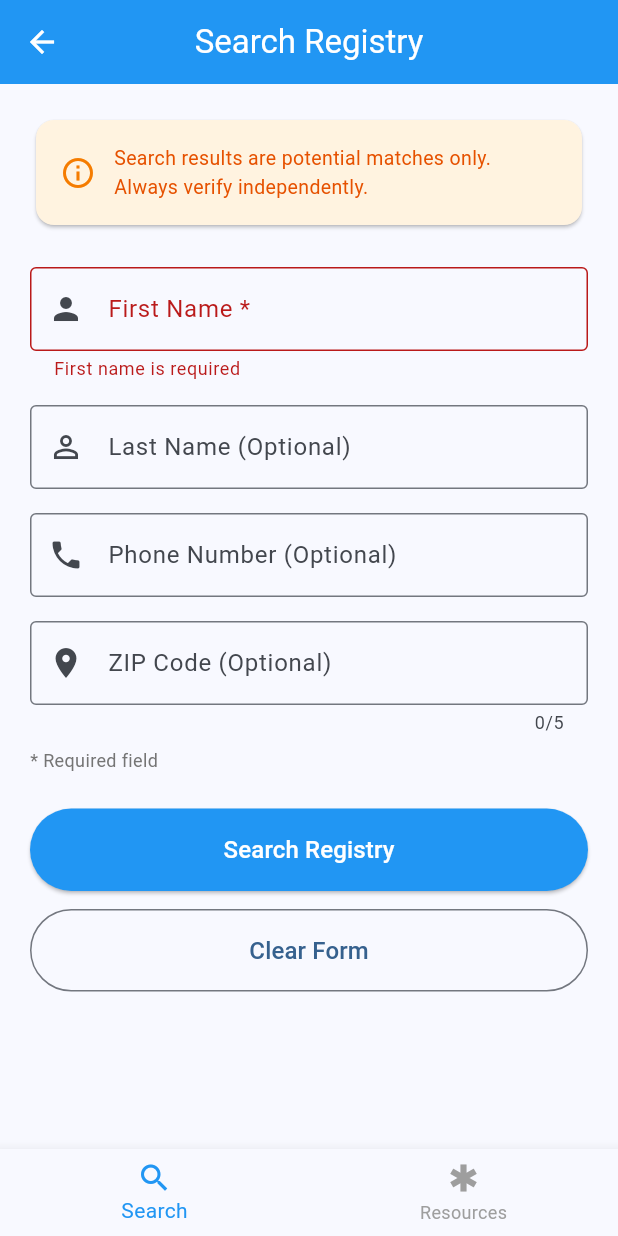
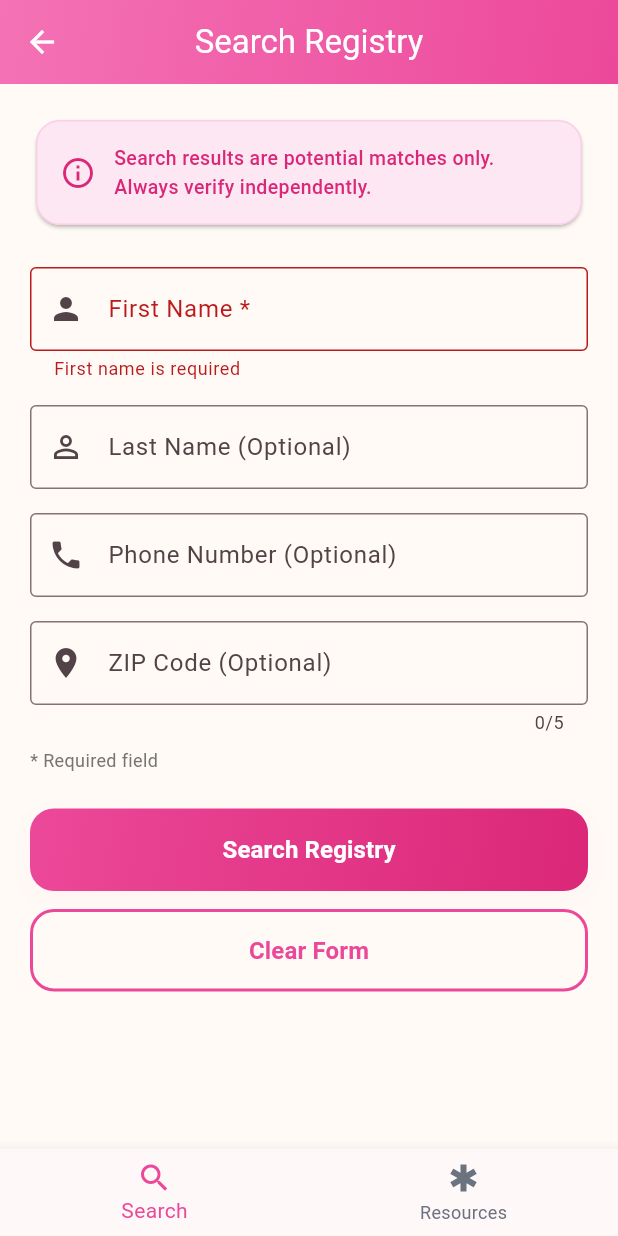
Before and after one commit to bobbyburns1989/redflag, a Flutter app: the HomeScreen screen opened by its route, after a tap on "Search Registry", on a phone screen of 412 x 824 dp. Run offline on Flutter 3.47's test engine with Material 3 defaults, Android fonts, the phone set to English and light mode, and no system bars.

Commit message:
Transform app to feminine pink aesthetic
Major visual redesign:
- Created comprehensive pink color palette (AppColors) with primary pink, rose, peach, and lavender tones
- Updated app-wide theme with pink primary colors and rounded corners (16px borders)
- Redesigned SearchScreen with pink gradient app bar, soft pink cards, and pink button gradients with shadows
- Updated ResultsScreen with pink theme and softer warning colors
- Transformed OffenderCard with pink gradient person icon, soft pink borders, and feminine styling
- Applied pink theme to SnackBars with rounded floating style
- Changed all blue elements to pink gradients
- Softened warning colors from harsh red to gentle rose/pink while maintaining visibility
- Added soft cream/white backgrounds for warmth

Visual improvements:
- Increased border radius from 8-12px to 16px for softer, more feminine appearance
- Applied pink gradient shadows for depth and elegance
- Enhanced typography with better font weights
- Created cohesive feminine design language throughout app
- Maintained all safety warnings with appropriate contrast

The app now has a warm, approachable, feminine aesthetic while preserving all functionality and safety features.

🤖 Generated with [Claude Code](https://claude.com/claude-code)

Co-Authored-By: Claude <noreply@anthropic.com>

```diff
--- a/safety_app/lib/screens/search_screen.dart
+++ b/safety_app/lib/screens/search_screen.dart
@@ -2,6 +2,7 @@ import 'package:flutter/material.dart';
 import 'package:provider/provider.dart';
 import '../services/api_service.dart';
 import '../models/search_result.dart';
+import '../theme/app_colors.dart';
 import 'results_screen.dart';
 
 class SearchScreen extends StatefulWidget {
@@ -61,8 +62,10 @@ class _SearchScreenState extends State<SearchScreen> {
       ScaffoldMessenger.of(context).showSnackBar(
         SnackBar(
           content: Text('Found ${result.totalResults} ${result.totalResults == 1 ? 'result' : 'results'}'),
-          backgroundColor: Colors.green,
+          backgroundColor: AppColors.primaryPink,
           duration: const Duration(seconds: 2),
+          behavior: SnackBarBehavior.floating,
+          shape: RoundedRectangleBorder(borderRadius: BorderRadius.circular(12)),
         ),
       );
 
@@ -82,8 +85,10 @@ class _SearchScreenState extends State<SearchScreen> {
         ScaffoldMessenger.of(context).showSnackBar(
           SnackBar(
             content: Text(e.message),
-            backgroundColor: Colors.red,
+            backgroundColor: AppColors.deepPink,
             duration: const Duration(seconds: 4),
+            behavior: SnackBarBehavior.floating,
+            shape: RoundedRectangleBorder(borderRadius: BorderRadius.circular(12)),
             action: SnackBarAction(
               label: 'Retry',
               textColor: Colors.white,
@@ -101,8 +106,10 @@ class _SearchScreenState extends State<SearchScreen> {
         ScaffoldMessenger.of(context).showSnackBar(
           SnackBar(
             content: const Text('An unexpected error occurred'),
-            backgroundColor: Colors.red,
+            backgroundColor: AppColors.deepPink,
             duration: const Duration(seconds: 4),
+            behavior: SnackBarBehavior.floating,
+            shape: RoundedRectangleBorder(borderRadius: BorderRadius.circular(12)),
           ),
         );
       }
@@ -131,7 +138,11 @@ class _SearchScreenState extends State<SearchScreen> {
     return Scaffold(
       appBar: AppBar(
         title: const Text('Search Registry'),
-        backgroundColor: Colors.blue,
+        flexibleSpace: Container(
+          decoration: BoxDecoration(
+            gradient: AppColors.appBarGradient,
+          ),
+        ),
         foregroundColor: Colors.white,
       ),
       body: SingleChildScrollView(
@@ -144,19 +155,24 @@ class _SearchScreenState extends State<SearchScreen> {
               children: [
                 // Disclaimer card
                 Card(
-                  color: Colors.orange.shade50,
+                  color: AppColors.lightPink,
+                  shape: RoundedRectangleBorder(
+                    borderRadius: BorderRadius.circular(16),
+                    side: BorderSide(color: AppColors.softPink, width: 1),
+                  ),
                   child: Padding(
                     padding: const EdgeInsets.all(16.0),
                     child: Row(
                       children: [
-                        Icon(Icons.info_outline, color: Colors.orange.shade700),
+                        Icon(Icons.info_outline, color: AppColors.deepPink),
                         const SizedBox(width: 12),
                         Expanded(
                           child: Text(
                             'Search results are potential matches only. Always verify independently.',
                             style: TextStyle(
-                              color: Colors.orange.shade900,
+                              color: AppColors.deepPink,
                               fontSize: 13,
+                              fontWeight: FontWeight.w500,
                             ),
                           ),
                         ),
@@ -262,17 +278,24 @@ class _SearchScreenState extends State<SearchScreen> {
                 // Error message
                 if (_errorMessage != null)
                   Card(
-                    color: Colors.red.shade50,
+                    color: AppColors.errorRose,
+                    shape: RoundedRectangleBorder(
+                      borderRadius: BorderRadius.circular(16),
+                      side: BorderSide(color: AppColors.rose, width: 1),
+                    ),
                     child: Padding(
                       padding: const EdgeInsets.all(12.0),
                       child: Row(
                         children: [
-                          Icon(Icons.error_outline, color: Colors.red.shade700),
+                          Icon(Icons.error_outline, color: AppColors.deepPink),
                           const SizedBox(width: 12),
                           Expanded(
                             child: Text(
                               _errorMessage!,
-                              style: TextStyle(color: Colors.red.shade900),
+                              style: TextStyle(
+                                color: AppColors.deepPink,
+                                fontWeight: FontWeight.w500,
+                              ),
                             ),
                           ),
                         ],
@@ -282,27 +305,40 @@ class _SearchScreenState extends State<SearchScreen> {
                 if (_errorMessage != null) const SizedBox(height: 16),
 
                 // Search button
-                ElevatedButton(
+                Container(
+                  decoration: BoxDecoration(
+                    gradient: _isLoading ? null : AppColors.pinkGradient,
+                    borderRadius: BorderRadius.circular(16),
+                    boxShadow: _isLoading ? [] : AppColors.softPinkShadow,
+                  ),
+                  child: ElevatedButton(
                     onPressed: _isLoading ? null : _performSearch,
                     style: ElevatedButton.styleFrom(
                       padding: const EdgeInsets.symmetric(vertical: 16),
-                    backgroundColor: Colors.blue,
+                      backgroundColor: _isLoading ? AppColors.lightPink : Colors.transparent,
                       foregroundColor: Colors.white,
-                    disabledBackgroundColor: Colors.grey.shade300,
+                      shadowColor: Colors.transparent,
+                      shape: RoundedRectangleBorder(
+                        borderRadius: BorderRadius.circular(16),
+                      ),
                     ),
                     child: _isLoading
-                      ? const SizedBox(
+                        ? SizedBox(
                             height: 20,
                             width: 20,
                             child: CircularProgressIndicator(
                               strokeWidth: 2,
                               valueColor:
-                                AlwaysStoppedAnimation<Color>(Colors.white),
+                                  AlwaysStoppedAnimation<Color>(AppColors.primaryPink),
                             ),
                           )
                         : const Text(
                             'Search Registry',
-                          style: TextStyle(fontSize: 16),
+                            style: TextStyle(
+                              fontSize: 16,
+                              fontWeight: FontWeight.w600,
+                            ),
+                          ),
                   ),
                 ),
                 const SizedBox(height: 12),
@@ -312,10 +348,18 @@ class _SearchScreenState extends State<SearchScreen> {
                   onPressed: _isLoading ? null : _clearForm,
                   style: OutlinedButton.styleFrom(
                     padding: const EdgeInsets.symmetric(vertical: 16),
+                    side: BorderSide(color: AppColors.primaryPink, width: 2),
+                    foregroundColor: AppColors.primaryPink,
+                    shape: RoundedRectangleBorder(
+                      borderRadius: BorderRadius.circular(16),
+                    ),
                   ),
                   child: const Text(
                     'Clear Form',
-                    style: TextStyle(fontSize: 16),
+                    style: TextStyle(
+                      fontSize: 16,
+                      fontWeight: FontWeight.w600,
+                    ),
                   ),
                 ),
               ],
--- /dev/null
+++ b/safety_app/lib/theme/app_colors.dart
@@ -0,0 +1,65 @@
+import 'package:flutter/material.dart';
+
+/// App-wide color palette for Safety First
+/// Feminine pink theme designed for women's safety app
+class AppColors {
+  // Primary Pink Colors
+  static const Color primaryPink = Color(0xFFEC4899); // Pink-500 - Hot Pink
+  static const Color lightPink = Color(0xFFFCE7F3); // Pink-50 - Soft backgrounds
+  static const Color softPink = Color(0xFFFBCFE8); // Pink-200 - Accents
+  static const Color deepPink = Color(0xFFDB2777); // Pink-600 - Buttons/emphasis
+  static const Color rose = Color(0xFFFDA4AF); // Rose-300 - Soft elements
+  static const Color palePink = Color(0xFFFDF2F8); // Pink-25 - Very light backgrounds
+
+  // Accent Colors
+  static const Color lavender = Color(0xFFE9D5FF); // Purple-200 - Secondary
+  static const Color peach = Color(0xFFFED7AA); // Orange-200 - Soft warnings
+  static const Color cream = Color(0xFFFFF7ED); // Orange-50 - Backgrounds
+  static const Color softWhite = Color(0xFFFFFAF5); // Warm white
+
+  // Semantic Colors
+  static const Color warningRose = Color(0xFFFCE7F3); // Soft pink for warnings
+  static const Color errorRose = Color(0xFFFBCFE8); // Pink for errors (still visible)
+  static const Color successMint = Color(0xFFD1FAE5); // Soft mint for success
+
+  // Grays (softer versions)
+  static const Color darkText = Color(0xFF374151); // Grey-700
+  static const Color mediumText = Color(0xFF6B7280); // Grey-500
+  static const Color lightText = Color(0xFF9CA3AF); // Grey-400
+
+  // Gradients
+  static LinearGradient get pinkGradient => const LinearGradient(
+        colors: [primaryPink, deepPink],
+        begin: Alignment.topLeft,
+        end: Alignment.bottomRight,
+      );
+
+  static LinearGradient get appBarGradient => const LinearGradient(
+        colors: [Color(0xFFF472B6), primaryPink], // Pink-400 to Pink-500
+        begin: Alignment.topLeft,
+        end: Alignment.bottomRight,
+      );
+
+  static LinearGradient get cardGradient => const LinearGradient(
+        colors: [softWhite, lightPink],
+        begin: Alignment.topCenter,
+        end: Alignment.bottomCenter,
+      );
+
+  // Shadows
+  static List<BoxShadow> get softPinkShadow => [
+        BoxShadow(
+          color: softPink.withOpacity(0.15),
+          blurRadius: 12,
+          offset: const Offset(0, 4),
+        ),
+      ];
+
+  static List<BoxShadow> get pinkGlow => [
+        BoxShadow(
+          color: primaryPink.withOpacity(0.2),
+          blurRadius: 20,
+          offset: const Offset(0, 8),
+        ),
+      ];
+}
```
Also changed, not shown: safety_app/lib/main.dart (+21 -3 lines), safety_app/lib/screens/results_screen.dart (+28 -9 lines), safety_app/lib/widgets/offender_card.dart (+22 -13 lines). Lines whose indentation alone changed are shown as unchanged.
